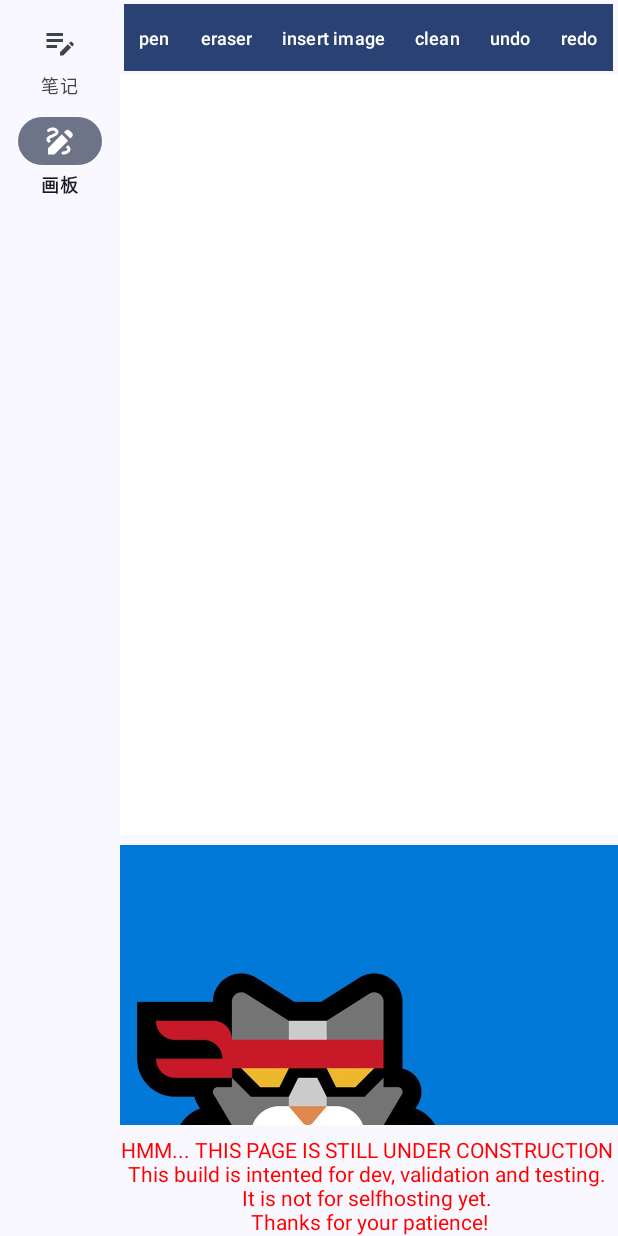
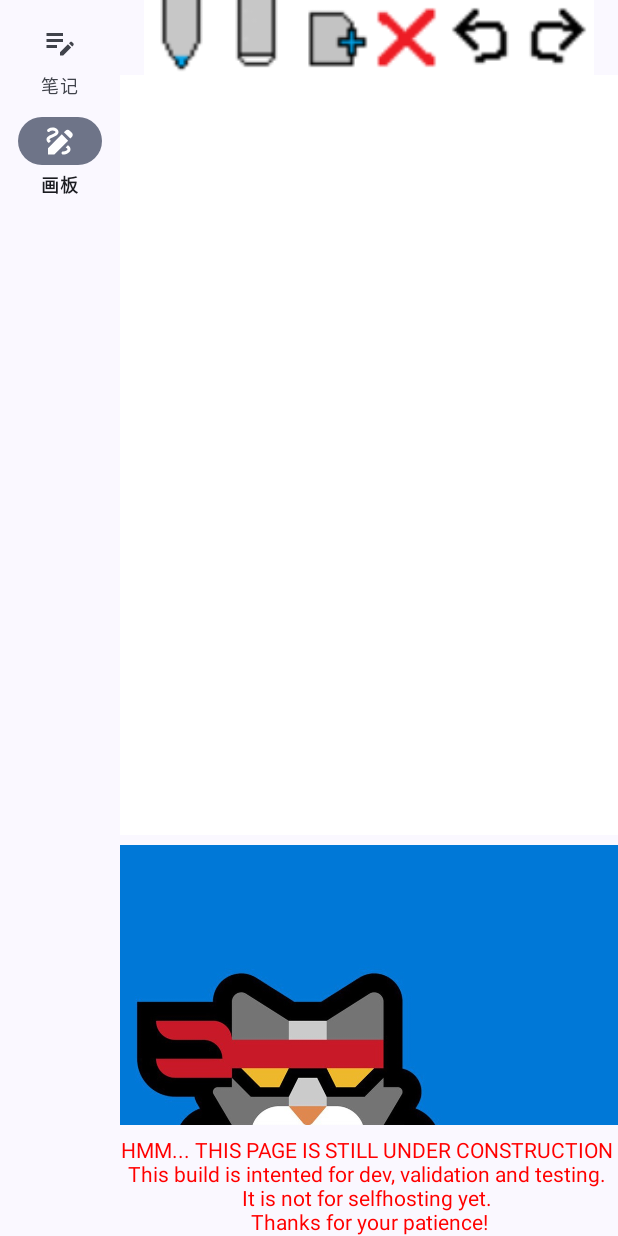
Before and after one commit to SteveWorkshop/Andromeda, an Android app: the screen it shows after launch (MainActivity), after a tap on "画板", on a phone screen of 412 x 824 dp. Run offline under Robolectric (Android 15) with nearby library versions, the phone set to English and light mode, and no system bars; our stand-ins replace Room's generated code; 2 statements that could not run were skipped.

Commit message:
add self-made icons

```diff
--- a/app/src/main/java/com/example/andromeda/pages/DrawPage.java
+++ b/app/src/main/java/com/example/andromeda/pages/DrawPage.java
@@ -102,26 +102,23 @@ public class DrawPage extends Fragment {
         View view=binding.getRoot();
         canvasFlyout=binding.canvas;
 
-        binding.btnPen.setOnClickListener(e->{
-            showPopupMenu(binding.btnPen);
+        binding.btnPenI.setOnClickListener(e->{
+            showPopupMenu(binding.btnPenI);
         });
 
 
-        binding.btnEraser.setOnClickListener(e->{
-            if(binding.btnEraser.isSelected())
+        binding.btnEraserI.setOnClickListener(e->{
+            if(binding.btnEraserI.isSelected())
             {
                 //todo: 记住上一个选择颜色
                 canvasFlyout.setPaintColor(Color.CYAN);
-                binding.btnEraser.setSelected(false);
+                binding.btnEraserI.setSelected(false);
             }
             else{
                 canvasFlyout.setPaintColor(canvasFlyout.getBackGround());
-                binding.btnEraser.setSelected(true);
+                binding.btnEraserI.setSelected(true);
             }
         });
-
-
-
 
         return view;
     }
--- a/app/src/main/res/layout/fragment_draw_page.xml
+++ b/app/src/main/res/layout/fragment_draw_page.xml
@@ -16,49 +16,54 @@
             android:gravity="center"
             android:layout_width="wrap_content"
             android:layout_height="50dp">
-            <Button
-                style="@style/btn_pen_menu_rejuv"
-                android:id="@+id/btn_pen"
-                android:drawableStart="@drawable/baseline_pen_color_24"
-                android:text="pen"
-                android:layout_width="wrap_content"
-                android:layout_height="wrap_content"/>
+            <ImageButton
+                android:id="@+id/btn_pen_i"
+                android:background="#000000"
+                android:layout_width="50dp"
+                android:layout_height="50dp"
+                android:scaleType="centerCrop"
+                android:src="@drawable/ic_pen"/>
+            <ImageButton
+                android:id="@+id/btn_eraser_i"
+                android:background="#000000"
+                android:layout_width="50dp"
+                android:layout_height="50dp"
+                android:scaleType="centerCrop"
+                android:src="@drawable/ic_eraser"/>
+            <ImageButton
+                android:id="@+id/btn_insert_image_i"
+                android:background="#000000"
+                android:layout_width="50dp"
+                android:layout_height="50dp"
+                android:scaleType="centerCrop"
+                android:src="@drawable/ic_insert"/>
 
-            <Button
-                style="@style/btn_pen_menu_rejuv"
-                android:text="eraser"
-                android:id="@+id/btn_eraser"
-                android:layout_width="wrap_content"
-                android:layout_height="wrap_content"/>
-            <Button
-                style="@style/btn_pen_menu_rejuv"
-                android:text="insert image"
-                android:id="@+id/btn_insert_image"
-                android:layout_width="wrap_content"
-                android:layout_height="wrap_content"/>
-            <Button
-                android:text="clean"
-                style="@style/btn_pen_menu_rejuv"
-                android:id="@+id/btn_clean"
-                android:layout_width="wrap_content"
-                android:layout_height="wrap_content"/>
-            <Button
-                android:text="undo"
-                style="@style/btn_pen_menu_rejuv"
-                android:id="@+id/btn_undo"
-                android:layout_width="wrap_content"
-                android:layout_height="wrap_content"/>
-            <Button
-                android:text="redo"
-                style="@style/btn_pen_menu_rejuv"
-                android:id="@+id/btn_redo"
-                android:layout_width="wrap_content"
-                android:layout_height="wrap_content"/>
+            <ImageButton
+                android:id="@+id/btn_clean_i"
+                android:background="#000000"
+                android:layout_width="50dp"
+                android:layout_height="50dp"
+                android:scaleType="centerCrop"
+                android:src="@drawable/ic_clean"/>
+
+            <ImageButton
+                android:id="@+id/btn_undo_i"
+                android:background="#000000"
+                android:layout_width="50dp"
+                android:layout_height="50dp"
+                android:scaleType="centerCrop"
+                android:src="@drawable/ic_undo"/>
+            <ImageButton
+                android:id="@+id/btn_redo_i"
+                android:background="#000000"
+                android:layout_width="50dp"
+                android:layout_height="50dp"
+                android:scaleType="centerCrop"
+                android:src="@drawable/ic_redo"/>
         </LinearLayout>
 
     </LinearLayout>
 
-    <!-- TODO: Update blank fragment layout -->
     <com.example.andromeda.comp.CanvasFlyout
         android:background="#ffffff"
         android:id="@+id/canvas"
--- a/app/src/main/res/values/styles.xml
+++ b/app/src/main/res/values/styles.xml
@@ -8,6 +8,7 @@
         <item name="android:paddingBottom">10dp</item>
         <item name="android:paddingTop">10dp</item>
         <item name="android:textSize">12sp</item>
-        <item name="android:background">@drawable/flyout_button_sytle</item>
+        <item name="cornerSize">0dp</item>
+        <item name="android:backgroundTint">#f0f0f0</item>
     </style>
 </resources>
```
Also changed, not shown: app/src/main/res/drawable/ic_clean.png (added), app/src/main/res/drawable/ic_eraser.png (added), app/src/main/res/drawable/ic_insert.png (added), app/src/main/res/drawable/ic_pen.png (added), app/src/main/res/drawable/ic_redo.png (added), app/src/main/res/drawable/ic_undo.png (added).
